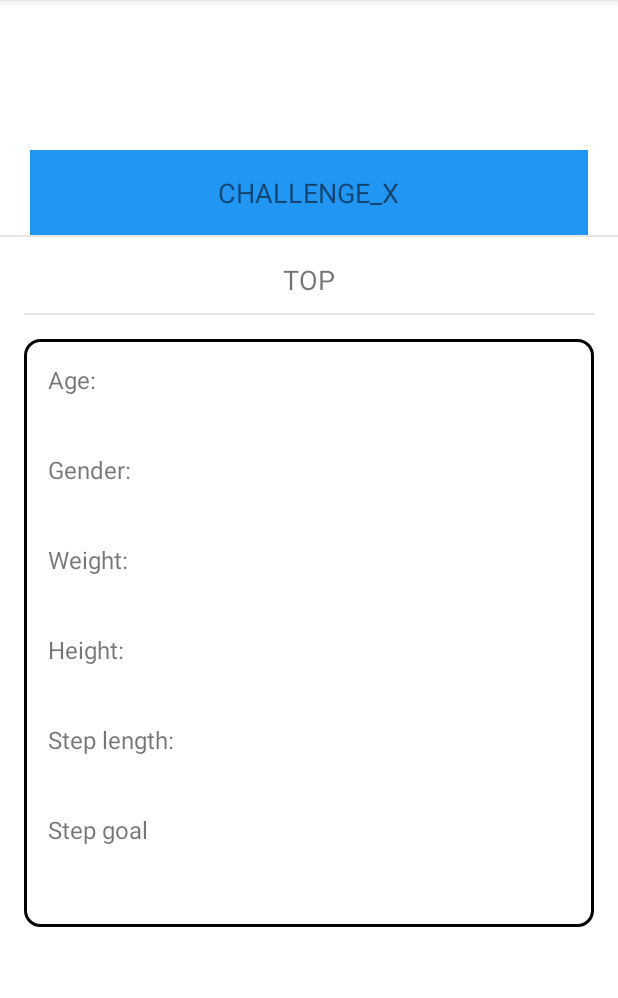
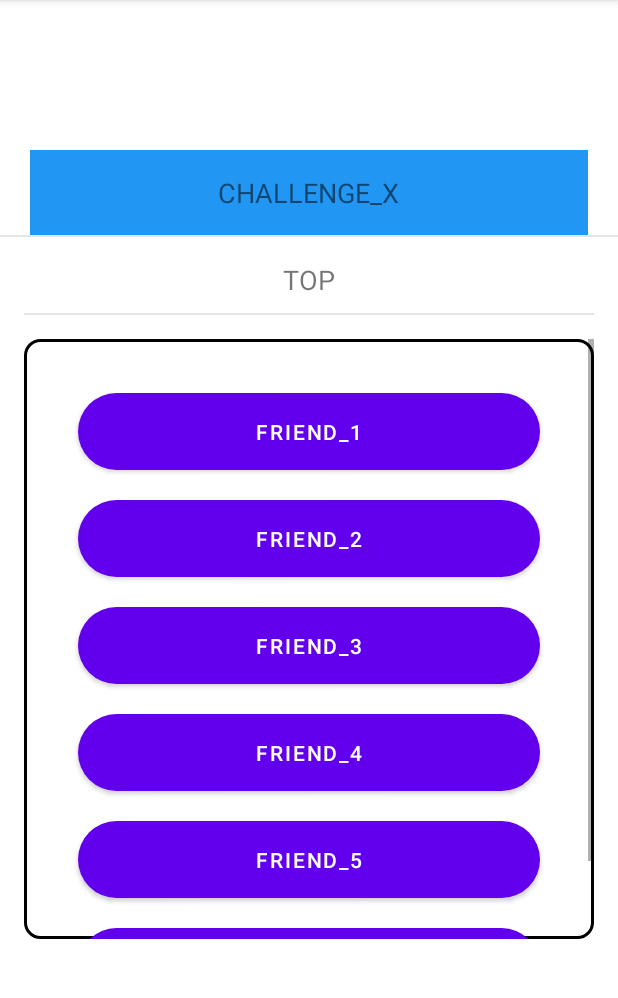
Before and after one commit to CatalinButacu/Pedometer, an Android app: the fragment ViewChallengeFragment shown on its own in the app's theme, on a phone screen of 412 x 824 dp, the part 84-1082 px from its top. Run offline under Robolectric (Android 15) with nearby library versions, the light colour scheme and no system bars.

Commit message:
Implementare butoane sign-up -> create_profile_layout creare profil -> profile_layout creare challenge -> create_challenge _layout challenge 1 si 2 -> view_challenge _layout

```diff
--- a/app/src/main/res/layout/view_challenge_layout.xml
+++ b/app/src/main/res/layout/view_challenge_layout.xml
@@ -36,7 +36,7 @@
 
         <LinearLayout
             android:layout_width="match_parent"
-            android:layout_height="481dp"
+            android:layout_height="700dp"
             android:orientation="vertical"
             android:padding="16dp">
 
@@ -56,92 +56,80 @@
 
             <ScrollView
                 android:layout_width="match_parent"
-                android:layout_height="423dp">
+                android:layout_height="400dp"
+                android:background="@drawable/input_round">
 
                 <LinearLayout
                     android:layout_width="match_parent"
                     android:layout_height="wrap_content"
-                    android:background="@drawable/input_round"
                     android:orientation="vertical"
                     android:padding="16dp">
 
-                    <TextView
-                        android:layout_width="wrap_content"
+                    <Button
+                        android:id="@+id/friend1"
+                        android:layout_width="match_parent"
                         android:layout_height="wrap_content"
-                        android:text="Age:"
-                        android:textSize="16sp" />
+                        android:layout_marginStart="20dp"
+                        android:layout_marginTop="20dp"
+                        android:layout_marginEnd="20dp"
+                        android:background="@drawable/button_round_edges"
+                        android:padding="10dp"
+                        android:text="FRIEND_1" />
 
-                    <TextView
-                        android:id="@+id/age"
-                        android:layout_width="wrap_content"
+                    <Button
+                        android:id="@+id/friend2"
+                        android:layout_width="match_parent"
                         android:layout_height="wrap_content"
-                        android:layout_marginBottom="16dp"
-                        android:textSize="16sp" />
+                        android:layout_marginStart="20dp"
+                        android:layout_marginTop="20dp"
+                        android:layout_marginEnd="20dp"
+                        android:background="@drawable/button_round_edges"
+                        android:padding="10dp"
+                        android:text="FRIEND_2" />
 
-                    <TextView
-                        android:layout_width="wrap_content"
+                    <Button
+                        android:id="@+id/friend3"
+                        android:layout_width="match_parent"
                         android:layout_height="wrap_content"
-                        android:text="Gender:"
-                        android:textSize="16sp" />
+                        android:layout_marginStart="20dp"
+                        android:layout_marginTop="20dp"
+                        android:layout_marginEnd="20dp"
+                        android:background="@drawable/button_round_edges"
+                        android:padding="10dp"
+                        android:text="FRIEND_3" />
 
-                    <TextView
-                        android:id="@+id/gender"
-                        android:layout_width="wrap_content"
+                    <Button
+                        android:id="@+id/friend4"
+                        android:layout_width="match_parent"
                         android:layout_height="wrap_content"
-                        android:layout_marginBottom="16dp"
-                        android:textSize="16sp" />
+                        android:layout_marginStart="20dp"
+                        android:layout_marginTop="20dp"
+                        android:layout_marginEnd="20dp"
+                        android:background="@drawable/button_round_edges"
+                        android:padding="10dp"
+                        android:text="FRIEND_4" />
 
-                    <TextView
-                        android:layout_width="wrap_content"
+                    <Button
+                        android:id="@+id/friend5"
+                        android:layout_width="match_parent"
                         android:layout_height="wrap_content"
-                        android:text="Weight:"
-                        android:textSize="16sp" />
+                        android:layout_marginStart="20dp"
+                        android:layout_marginTop="20dp"
+                        android:layout_marginEnd="20dp"
+                        android:background="@drawable/button_round_edges"
+                        android:padding="10dp"
+                        android:text="FRIEND_5" />
 
-                    <TextView
-                        android:id="@+id/weight"
-                        android:layout_width="wrap_content"
+                    <Button
+                        android:id="@+id/friend6"
+                        android:layout_width="match_parent"
                         android:layout_height="wrap_content"
-                        android:layout_marginBottom="16dp"
-                        android:textSize="16sp" />
-
-                    <TextView
-                        android:layout_width="wrap_content"
-                        android:layout_height="wrap_content"
-                        android:text="Height:"
-                        android:textSize="16sp" />
-
-                    <TextView
-                        android:id="@+id/height"
-                        android:layout_width="wrap_content"
-                        android:layout_height="wrap_content"
-                        android:layout_marginBottom="16dp"
-                        android:textSize="16sp" />
-
-                    <TextView
-                        android:layout_width="wrap_content"
-                        android:layout_height="wrap_content"
-                        android:text="Step length:"
-                        android:textSize="16sp" />
-
-                    <TextView
-                        android:id="@+id/stepLength"
-                        android:layout_width="wrap_content"
-                        android:layout_height="wrap_content"
-                        android:layout_marginBottom="16dp"
-                        android:textSize="16sp" />
-
-                    <TextView
-                        android:layout_width="wrap_content"
-                        android:layout_height="wrap_content"
-                        android:text="Step goal"
-                        android:textSize="16sp" />
-
-                    <TextView
-                        android:id="@+id/stepGoal"
-                        android:layout_width="wrap_content"
-                        android:layout_height="wrap_content"
-                        android:layout_marginBottom="16dp"
-                        android:textSize="16sp" />
+                        android:layout_marginStart="20dp"
+                        android:layout_marginTop="20dp"
+                        android:layout_marginEnd="20dp"
+                        android:background="@drawable/button_round_edges"
+                        android:padding="10dp"
+                        android:text="FRIEND_6" />
                 </LinearLayout>
             </ScrollView>
         </LinearLayout>
```
Also changed, not shown: app/src/main/java/com/mypedometer/pip/pedometer/ui/fragments/ChallengeFragment.java (+45 -5 lines), app/src/main/java/com/mypedometer/pip/pedometer/ui/fragments/CreateAccountFragment.java (+17 -1 lines), app/src/main/java/com/mypedometer/pip/pedometer/ui/fragments/LoginFragment.java (+12 -2 lines), app/src/main/res/layout/challenge_layout.xml (+5 -3 lines), app/src/main/res/layout/scrollable_view_challenge_layout.xml (deleted, +0 -74 lines), app/src/main/java/com/mypedometer/pip/pedometer/ui/fragments/CreateChallengeFragment.java (line endings or trailing spaces).
